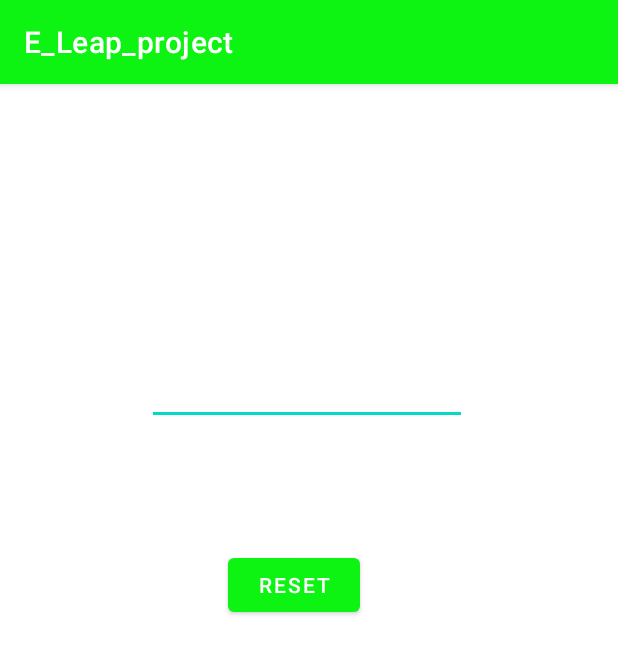
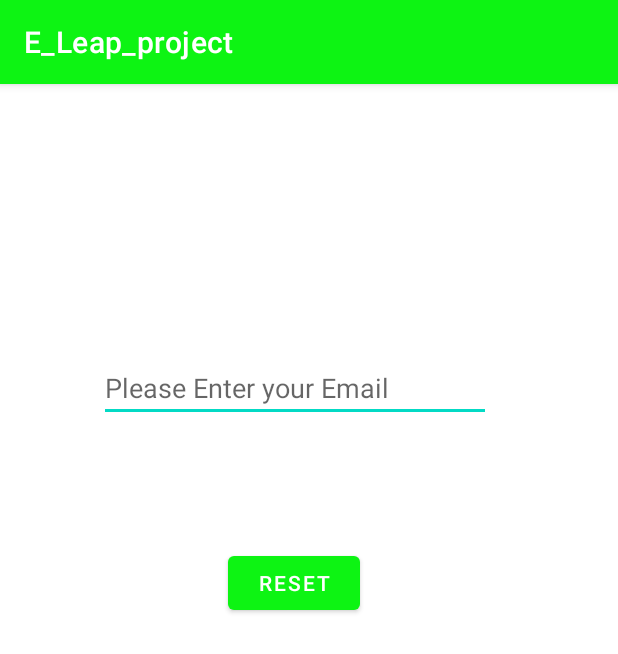
Before and after one commit to sampannap12/e-leap, an Android app: the Resetpass screen opened directly, with no data from a screen before it, on a phone screen of 412 x 824 dp. Shown: the top 654 px of the screen. Run offline under Robolectric (Android 15) with nearby library versions, the phone set to English and light mode, and no system bars; our stand-ins replace Firebase (no records; nobody signed in at launch, a user with empty details on screens opened directly).

Commit message:
adding comments

```diff
--- a/code/app/src/main/java/com/nfclab/e_leap_project/Login.java
+++ b/code/app/src/main/java/com/nfclab/e_leap_project/Login.java
@@ -56,10 +56,11 @@ public class Login extends AppCompatActivity {
             }
 
             //authenticating the user
+            // sending the type password and email to the fAuth = FirebaseAuth.getInstance();
             fAuth.signInWithEmailAndPassword(email,password).addOnCompleteListener(new OnCompleteListener<AuthResult>() {
                 @Override
                 public void onComplete(@NonNull Task<AuthResult> task) {
-                    if(task.isSuccessful()){
+                    if(task.isSuccessful()){ //when user authentication is successfully
                         FirebaseUser user = fAuth.getCurrentUser();
                         if(user.isEmailVerified()){
                         Toast.makeText(Login.this, "User Signed In.", Toast.LENGTH_SHORT).show();
--- a/code/app/src/main/res/layout/activity_resetpass.xml
+++ b/code/app/src/main/res/layout/activity_resetpass.xml
@@ -8,12 +8,13 @@
 
     <EditText
         android:id="@+id/Reset_email"
-        android:layout_width="wrap_content"
-        android:layout_height="wrap_content"
+        android:layout_width="261dp"
+        android:layout_height="42dp"
         android:layout_marginStart="55dp"
         android:layout_marginTop="100dp"
         android:layout_marginEnd="79dp"
         android:ems="10"
+        android:hint="Please Enter your Email"
         android:inputType="textEmailAddress"
         app:layout_constraintBottom_toTopOf="@+id/reset_button"
         app:layout_constraintEnd_toEndOf="parent"
```
Also changed, not shown: code/app/src/main/java/com/nfclab/e_leap_project/Register.java (+11 -14 lines).
